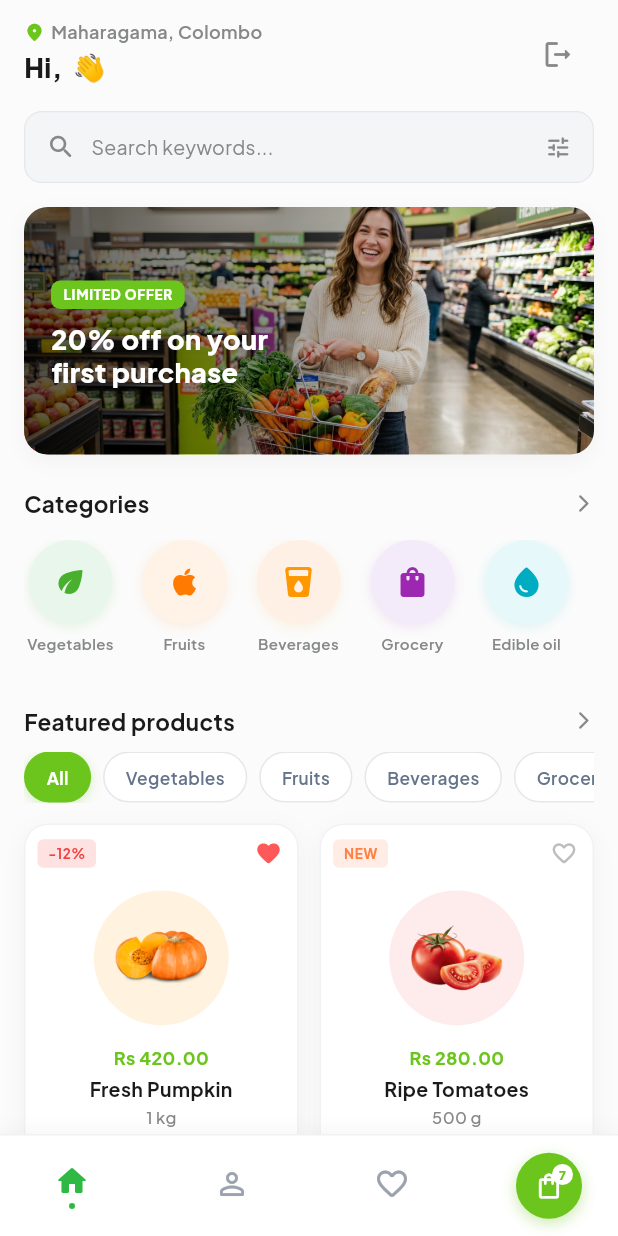
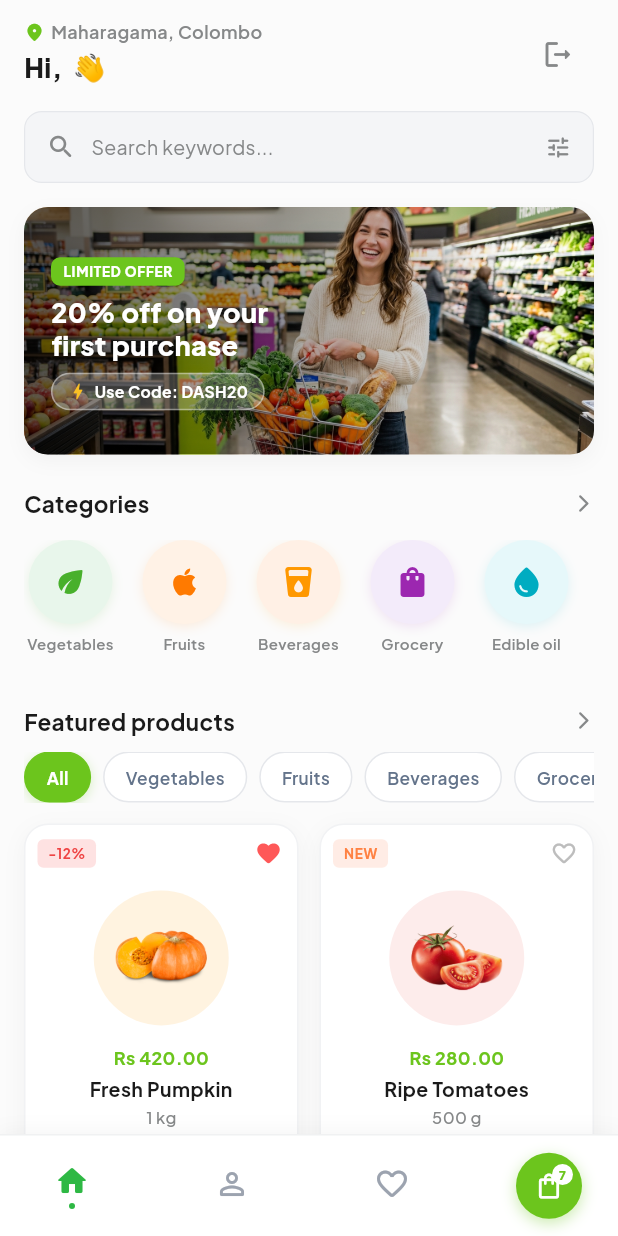
Before and after one commit to Akila-Liyanage/DashGrocer, a Flutter app: the screen it shows once a user with an empty profile is signed in, on a phone screen of 412 x 824 dp. Run offline on Flutter 3.47's test engine with Material 3 defaults, Android fonts, the light colour scheme and no system bars; our stand-ins replace cloud_firestore, firebase_auth, firebase_core, google_fonts; accounts and stored records are empty.

```diff
--- a/lib/views/customer/customer_home_tab.dart
+++ b/lib/views/customer/customer_home_tab.dart
@@ -232,7 +232,7 @@ class _CustomerHomeTabState extends State<CustomerHomeTab> {
                                     ),
                                   ),
                                 ),
-                                const SizedBox(height: 8),
+                                const SizedBox(height: 6),
                                 Text(
                                   '20% off on your\nfirst purchase',
                                   style: GoogleFonts.plusJakartaSans(
@@ -240,6 +240,43 @@ class _CustomerHomeTabState extends State<CustomerHomeTab> {
                                     fontWeight: FontWeight.w800,
                                     color: Colors.white,
                                     height: 1.25,
+                                  ),
+                                ),
+                                const SizedBox(height: 8),
+                                InkWell(
+                                  onTap: () {
+                                    ScaffoldMessenger.of(context).showSnackBar(
+                                      SnackBar(
+                                        content: const Text('Promo code DASH20 applied to your cart!'),
+                                        backgroundColor: AppColors.brandGreen,
+                                        behavior: SnackBarBehavior.floating,
+                                        shape: RoundedRectangleBorder(borderRadius: BorderRadius.circular(10)),
+                                      ),
+                                    );
+                                  },
+                                  borderRadius: BorderRadius.circular(20),
+                                  child: Container(
+                                    padding: const EdgeInsets.symmetric(horizontal: 10, vertical: 4),
+                                    decoration: BoxDecoration(
+                                      color: Colors.white.withValues(alpha: 0.22),
+                                      borderRadius: BorderRadius.circular(20),
+                                      border: Border.all(color: Colors.white.withValues(alpha: 0.4)),
+                                    ),
+                                    child: Row(
+                                      mainAxisSize: MainAxisSize.min,
+                                      children: [
+                                        const Icon(Icons.bolt_rounded, color: Color(0xFFFBBF24), size: 14),
+                                        const SizedBox(width: 4),
+                                        Text(
+                                          'Use Code: DASH20',
+                                          style: GoogleFonts.plusJakartaSans(
+                                            fontSize: 10.5,
+                                            fontWeight: FontWeight.w700,
+                                            color: Colors.white,
+                                          ),
+                                        ),
+                                      ],
+                                    ),
                                   ),
                                 ),
                               ],
```
